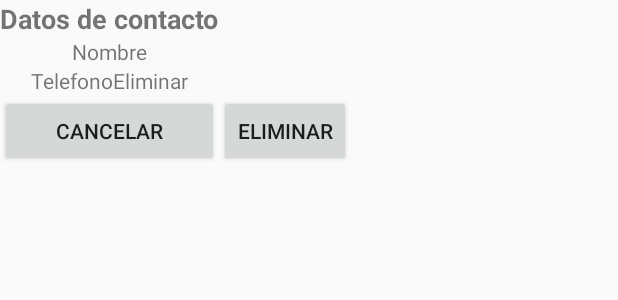
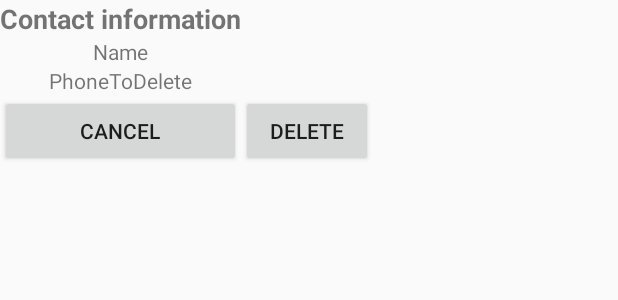
Before and after one commit to Rafa3094/HelpMe, an Android app: the layout dialog_killcontact.xml on its own in the app's theme, with its tools: preview values and no code run, on a phone screen of 412 x 824 dp. Shown: the top 300 px of the screen. Run offline under Robolectric (Android 15) with nearby library versions, the phone set to English and light mode, and no system bars.

Commit message:
Texto a inglés

```diff
--- a/app/src/main/res/values/strings.xml
+++ b/app/src/main/res/values/strings.xml
@@ -19,12 +19,12 @@
     <string name="add_contact" />
     <string name="white_list_fragment">WHITE LIST FRAGMENT</string>
     <string name="add_contact2">Add contact</string>
-    <string name="Guardar">Guardar</string>
-    <string name="Cancelar">Cancelar</string>
-    <string name="Telefono">Teléfono</string>
-    <string name="Nombre">Nombre</string>
-    <string name="DatosContacto">Datos de contacto</string>
-    <string name="NombreContactoEliminar">NombreContactoEliminar</string>
-    <string name="eliminar">Eliminar</string>
-    <string name="telefonoeliminar">TelefonoEliminar</string>
+    <string name="Guardar">Save</string>
+    <string name="Cancelar">Cancel</string>
+    <string name="Telefono">Phone</string>
+    <string name="Nombre">Name</string>
+    <string name="DatosContacto">Contact information</string>
+    <string name="NombreContactoEliminar">NameContactToDelete</string>
+    <string name="eliminar">Delete</string>
+    <string name="telefonoeliminar">PhoneToDelete</string>
 </resources>
```
Also changed, not shown: 1 other file.
